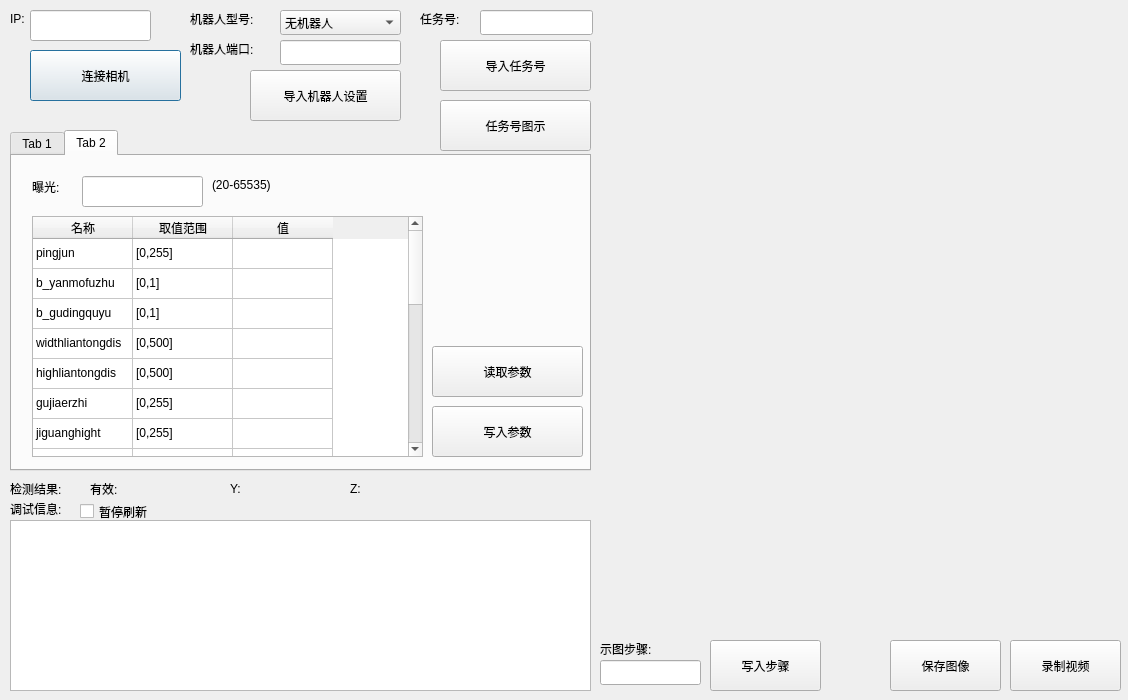
The window that qtmysunnydlg.ui (qubo188612/qtmysunny) describes before a commit, drawn with Qt 5.
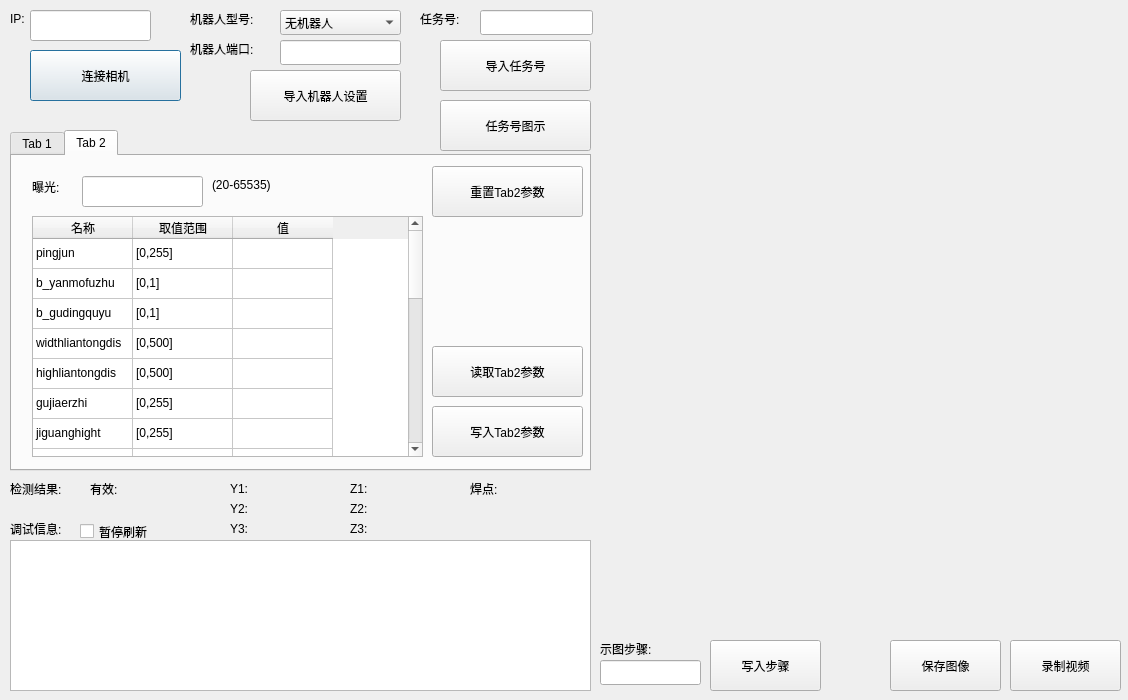
The same window after the commit.

```diff
--- a/qtmysunnydlg.ui
+++ b/qtmysunnydlg.ui
@@ -155,7 +155,7 @@
       </rect>
      </property>
      <property name="text">
-      <string>写入参数</string>
+      <string>写入Tab2参数</string>
      </property>
     </widget>
     <widget class="QLabel" name="label_14">
@@ -181,7 +181,7 @@
       </rect>
      </property>
      <property name="text">
-      <string>读取参数</string>
+      <string>读取Tab2参数</string>
      </property>
     </widget>
     <widget class="QTableWidget" name="tab2tableWidget">
@@ -198,102 +198,112 @@
      </attribute>
      <row>
       <property name="text">
-       <string>新建行</string>
+       <string>1</string>
       </property>
      </row>
      <row>
       <property name="text">
-       <string>新建行</string>
+       <string>2</string>
       </property>
      </row>
      <row>
       <property name="text">
-       <string>新建行</string>
+       <string>3</string>
       </property>
      </row>
      <row>
       <property name="text">
-       <string>新建行</string>
+       <string>4</string>
       </property>
      </row>
      <row>
       <property name="text">
-       <string>新建行</string>
+       <string>5</string>
       </property>
      </row>
      <row>
       <property name="text">
-       <string>新建行</string>
+       <string>6</string>
       </property>
      </row>
      <row>
       <property name="text">
-       <string>新建行</string>
+       <string>7</string>
       </property>
      </row>
      <row>
       <property name="text">
-       <string>新建行</string>
+       <string>8</string>
       </property>
      </row>
      <row>
       <property name="text">
-       <string>新建行</string>
+       <string>9</string>
       </property>
      </row>
      <row>
       <property name="text">
-       <string>新建行</string>
+       <string>10</string>
       </property>
      </row>
      <row>
       <property name="text">
-       <string>新建行</string>
+       <string>11</string>
       </property>
      </row>
      <row>
       <property name="text">
-       <string>新建行</string>
+       <string>12</string>
       </property>
      </row>
      <row>
       <property name="text">
-       <string>新建行</string>
+       <string>13</string>
       </property>
      </row>
      <row>
       <property name="text">
-       <string>新建行</string>
+       <string>14</string>
       </property>
      </row>
      <row>
       <property name="text">
-       <string>新建行</string>
+       <string>15</string>
       </property>
      </row>
      <row>
       <property name="text">
-       <string>新建行</string>
+       <string>16</string>
       </property>
      </row>
      <row>
       <property name="text">
-       <string>新建行</string>
+       <string>17</string>
       </property>
      </row>
      <row>
       <property name="text">
-       <string>新建行</string>
+       <string>18</string>
       </property>
      </row>
      <row>
       <property name="text">
-       <string>新建行</string>
+       <string>19</string>
       </property>
      </row>
      <row>
       <property name="text">
-       <string>新建行</string>
+       <string>20</string>
+      </property>
+     </row>
+     <row>
+      <property name="text">
+       <string>21</string>
+      </property>
+     </row>
+     <row>
+      <property name="text">
+       <string>22</string>
       </property>
      </row>
      <column>
@@ -611,6 +621,49 @@
        <string/>
       </property>
      </item>
+     <item row="20" column="0">
+      <property name="text">
+       <string>dis_center_st</string>
+      </property>
+     </item>
+     <item row="20" column="1">
+      <property name="text">
+       <string>[0,500]</string>
+      </property>
+     </item>
+     <item row="20" column="2">
+      <property name="text">
+       <string/>
+      </property>
+     </item>
+     <item row="21" column="0">
+      <property name="text">
+       <string>dis_center_ed</string>
+      </property>
+     </item>
+     <item row="21" column="1">
+      <property name="text">
+       <string>[0,500]</string>
+      </property>
+     </item>
+     <item row="21" column="2">
+      <property name="text">
+       <string/>
+      </property>
+     </item>
+    </widget>
+    <widget class="QPushButton" name="initTab2Btn">
+     <property name="geometry">
+      <rect>
+       <x>420</x>
+       <y>10</y>
+       <width>151</width>
+       <height>51</height>
+      </rect>
+     </property>
+     <property name="text">
+      <string>重置Tab2参数</string>
+     </property>
     </widget>
    </widget>
   </widget>
@@ -618,9 +671,9 @@
    <property name="geometry">
     <rect>
      <x>10</x>
-     <y>520</y>
+     <y>540</y>
      <width>581</width>
-     <height>171</height>
+     <height>151</height>
     </rect>
    </property>
   </widget>
@@ -628,7 +681,7 @@
    <property name="geometry">
     <rect>
      <x>10</x>
-     <y>500</y>
+     <y>520</y>
      <width>67</width>
      <height>17</height>
     </rect>
@@ -743,7 +796,7 @@
    <property name="geometry">
     <rect>
      <x>80</x>
-     <y>500</y>
+     <y>520</y>
      <width>92</width>
      <height>23</height>
     </rect>
@@ -788,7 +841,7 @@
     </rect>
    </property>
    <property name="text">
-    <string>Y:</string>
+    <string>Y1:</string>
    </property>
   </widget>
   <widget class="QLabel" name="label_8">
@@ -801,7 +854,7 @@
     </rect>
    </property>
    <property name="text">
-    <string>Z:</string>
+    <string>Z1:</string>
    </property>
   </widget>
   <widget class="QLabel" name="label_9">
@@ -820,7 +873,7 @@
   <widget class="QLabel" name="label_10">
    <property name="geometry">
     <rect>
-     <x>250</x>
+     <x>260</x>
      <y>480</y>
      <width>67</width>
      <height>17</height>
@@ -954,6 +1007,136 @@
     <string>示图步骤:</string>
    </property>
   </widget>
+  <widget class="QLabel" name="label_16">
+   <property name="geometry">
+    <rect>
+     <x>230</x>
+     <y>500</y>
+     <width>21</width>
+     <height>17</height>
+    </rect>
+   </property>
+   <property name="text">
+    <string>Y2:</string>
+   </property>
+  </widget>
+  <widget class="QLabel" name="label_17">
+   <property name="geometry">
+    <rect>
+     <x>260</x>
+     <y>500</y>
+     <width>67</width>
+     <height>17</height>
+    </rect>
+   </property>
+   <property name="text">
+    <string/>
+   </property>
+  </widget>
+  <widget class="QLabel" name="label_18">
+   <property name="geometry">
+    <rect>
+     <x>350</x>
+     <y>500</y>
+     <width>21</width>
+     <height>17</height>
+    </rect>
+   </property>
+   <property name="text">
+    <string>Z2:</string>
+   </property>
+  </widget>
+  <widget class="QLabel" name="label_19">
+   <property name="geometry">
+    <rect>
+     <x>380</x>
+     <y>500</y>
+     <width>67</width>
+     <height>17</height>
+    </rect>
+   </property>
+   <property name="text">
+    <string/>
+   </property>
+  </widget>
+  <widget class="QLabel" name="label_20">
+   <property name="geometry">
+    <rect>
+     <x>230</x>
+     <y>520</y>
+     <width>21</width>
+     <height>17</height>
+    </rect>
+   </property>
+   <property name="text">
+    <string>Y3:</string>
+   </property>
+  </widget>
+  <widget class="QLabel" name="label_21">
+   <property name="geometry">
+    <rect>
+     <x>260</x>
+     <y>520</y>
+     <width>67</width>
+     <height>17</height>
+    </rect>
+   </property>
+   <property name="text">
+    <string/>
+   </property>
+  </widget>
+  <widget class="QLabel" name="label_22">
+   <property name="geometry">
+    <rect>
+     <x>350</x>
+     <y>520</y>
+     <width>21</width>
+     <height>17</height>
+    </rect>
+   </property>
+   <property name="text">
+    <string>Z3:</string>
+   </property>
+  </widget>
+  <widget class="QLabel" name="label_23">
+   <property name="geometry">
+    <rect>
+     <x>380</x>
+     <y>520</y>
+     <width>67</width>
+     <height>17</height>
+    </rect>
+   </property>
+   <property name="text">
+    <string/>
+   </property>
+  </widget>
+  <widget class="QLabel" name="label_24">
+   <property name="geometry">
+    <rect>
+     <x>470</x>
+     <y>480</y>
+     <width>41</width>
+     <height>17</height>
+    </rect>
+   </property>
+   <property name="text">
+    <string>焊点:</string>
+   </property>
+  </widget>
+  <widget class="QLabel" name="label_25">
+   <property name="geometry">
+    <rect>
+     <x>520</x>
+     <y>480</y>
+     <width>67</width>
+     <height>17</height>
+    </rect>
+   </property>
+   <property name="text">
+    <string/>
+   </property>
+  </widget>
  </widget>
  <resources/>
  <connections/>
```
